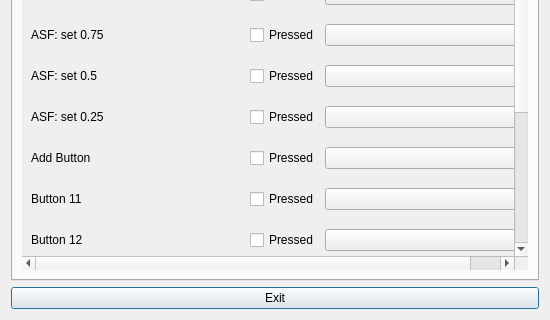
Old version of the form joysticksetupdialog.ui in the repository igorek-murrom/RovUI2; both pictures show x 0 to 550 and y 290 to 610 of the 550 by 610 pixel window.
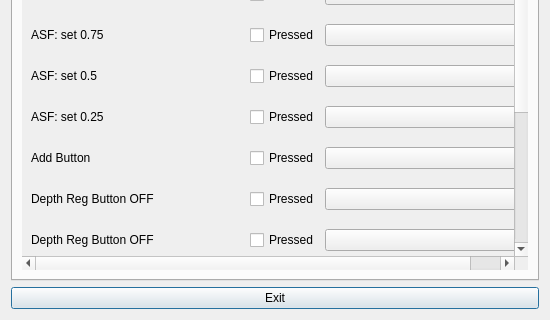
New version of the form.

```diff
--- a/joysticksetupdialog.ui
+++ b/joysticksetupdialog.ui
@@ -360,7 +360,7 @@
           <property name="geometry">
            <rect>
             <x>0</x>
-            <y>0</y>
+            <y>-62</y>
             <width>525</width>
             <height>690</height>
            </rect>
@@ -623,7 +623,7 @@
              <item>
               <widget class="QLabel" name="button11L">
                <property name="text">
-                <string>Button 11</string>
+                <string>Depth Reg Button OFF</string>
                </property>
               </widget>
              </item>
@@ -647,7 +647,7 @@
              <item>
               <widget class="QLabel" name="button12L">
                <property name="text">
-                <string>Button 12</string>
+                <string>Depth Reg Button OFF</string>
                </property>
               </widget>
              </item>
```
